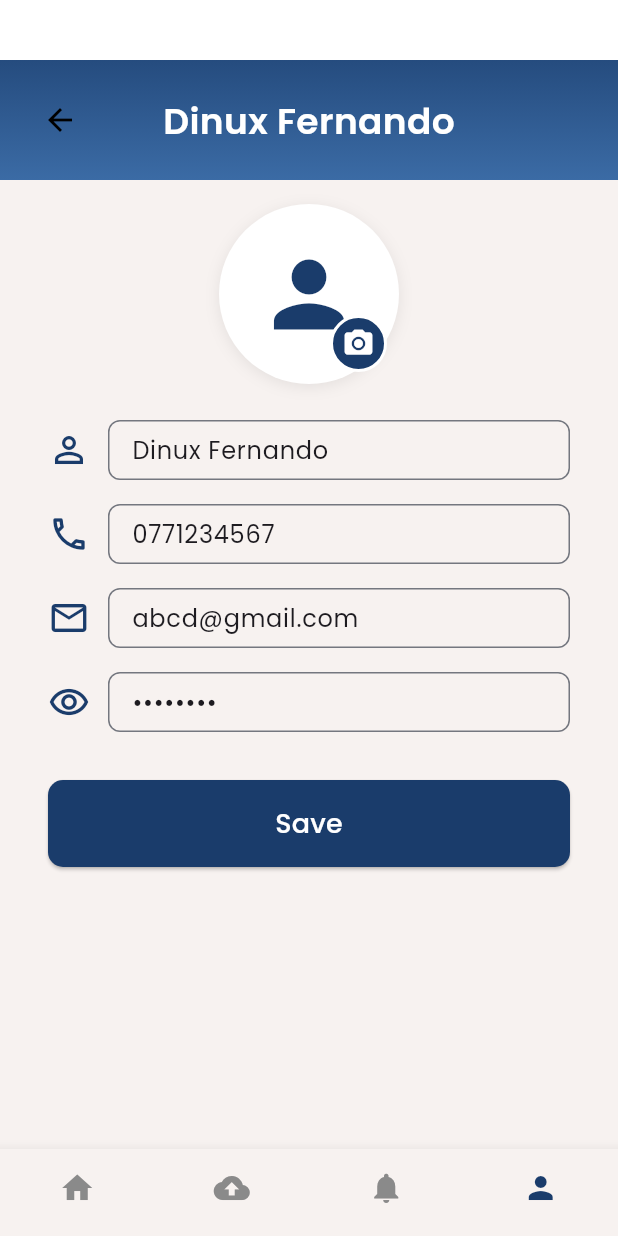
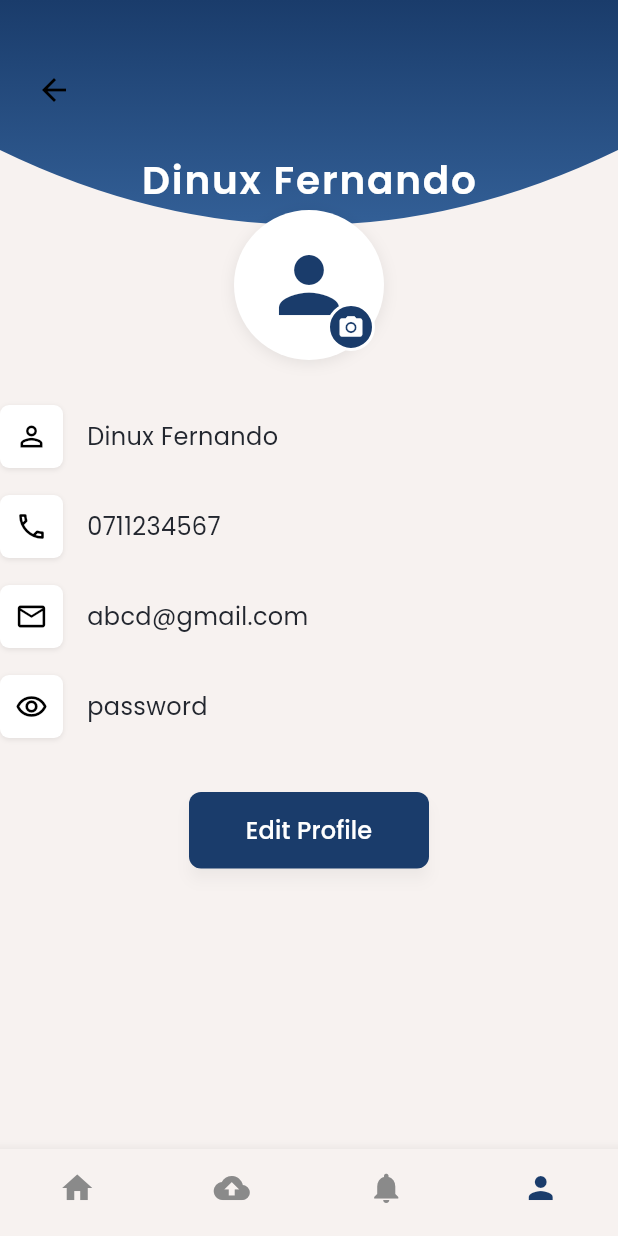
Before and after one commit to Jaynejay/CodeRella-App, a Flutter app: the ProfilePage screen opened directly, on a phone screen of 412 x 824 dp. Run offline on Flutter 3.47's test engine with Material 3 defaults, Android fonts, the phone set to English and light mode, and no system bars; our stand-ins replace google_fonts, image_picker.

Commit message:
profile page edit

```diff
--- a/lib/pages/profile_page.dart
+++ b/lib/pages/profile_page.dart
@@ -2,6 +2,8 @@ import 'package:flutter/material.dart';
 import 'homepage.dart';
 import 'add_submission_page.dart';
 import 'notification_page.dart';
+import 'package:image_picker/image_picker.dart';
+import 'dart:io';
 
 class ProfilePage extends StatefulWidget {
   const ProfilePage({Key? key}) : super(key: key);
@@ -11,10 +13,23 @@ class ProfilePage extends StatefulWidget {
 }
 
 class _ProfilePageState extends State<ProfilePage> {
+  bool isEditing = false;
   final TextEditingController nameController = TextEditingController(text: 'Dinux Fernando');
-  final TextEditingController phoneController = TextEditingController(text: '0771234567');
+  final TextEditingController phoneController = TextEditingController(text: '0711234567');
   final TextEditingController emailController = TextEditingController(text: 'abcd@gmail.com');
   final TextEditingController passwordController = TextEditingController(text: 'password');
+
+  File? _profileImage;
+  final ImagePicker _picker = ImagePicker();
+
+  Future<void> _pickImage(ImageSource source) async {
+    final pickedFile = await _picker.pickImage(source: source, imageQuality: 85);
+    if (pickedFile != null) {
+      setState(() {
+        _profileImage = File(pickedFile.path);
+      });
+    }
+  }
 
   void _showProfilePictureOptions() {
     showModalBottomSheet(
@@ -28,19 +43,37 @@ class _ProfilePageState extends State<ProfilePage> {
             mainAxisSize: MainAxisSize.min,
             children: [
               ListTile(
-                leading: const Icon(Icons.image, color: Color(0xFF1A3C6B)),
-                title: const Text('Choose profile picture'),
-                onTap: () {
-                  // Add image picker logic here
+                leading: const Icon(Icons.photo_library, color: Color(0xFF1A3C6B)),
+                title: const Text('Choose from Gallery'),
+                onTap: () async {
                   Navigator.pop(context);
+                  await _pickImage(ImageSource.gallery);
                 },
               ),
+              ListTile(
+                leading: const Icon(Icons.camera_alt, color: Color(0xFF1A3C6B)),
+                title: const Text('Take a Photo'),
+                onTap: () async {
+                  Navigator.pop(context);
+                  await _pickImage(ImageSource.camera);
+                },
+              ),
+              if (_profileImage != null)
                 ListTile(
                   leading: const Icon(Icons.remove_red_eye, color: Color(0xFF1A3C6B)),
                   title: const Text('See profile picture'),
                   onTap: () {
-                  // Add view logic here
                     Navigator.pop(context);
+                    showDialog(
+                      context: context,
+                      builder: (context) => Dialog(
+                        shape: RoundedRectangleBorder(borderRadius: BorderRadius.circular(16)),
+                        child: ClipRRect(
+                          borderRadius: BorderRadius.circular(16),
+                          child: Image.file(_profileImage!, fit: BoxFit.cover),
+                        ),
+                      ),
+                    );
                   },
                 ),
             ],
@@ -57,8 +90,14 @@ class _ProfilePageState extends State<ProfilePage> {
       body: SingleChildScrollView(
         child: Column(
           children: [
-            // Custom header with white border
-            Container(
+            Stack(
+              clipBehavior: Clip.none,
+              children: [
+                // Blue curved header
+                ClipPath(
+                  clipper: ProfileCurveClipper(),
+                  child: Container(
+                    height: 200,
                     width: double.infinity,
                     decoration: const BoxDecoration(
                       gradient: LinearGradient(
@@ -66,14 +105,28 @@ class _ProfilePageState extends State<ProfilePage> {
                         begin: Alignment.topCenter,
                         end: Alignment.bottomCenter,
                       ),
-                border: Border(
-                  top: BorderSide(color: Colors.white, width: 40),
+                    ),
+                    child: Center(
+                      child: Padding(
+                        padding: const EdgeInsets.only(top: 40),
+                        child: Text(
+                          nameController.text,
+                          style: const TextStyle(
+                            color: Colors.white,
+                            fontSize: 26,
+                            fontWeight: FontWeight.w600,
+                            letterSpacing: 1.2,
                           ),
                         ),
-              padding: const EdgeInsets.only(top: 16, bottom: 16, left: 16, right: 16),
-              child: Row(
-                children: [
-                  IconButton(
+                      ),
+                    ),
+                  ),
+                ),
+                // Back arrow
+                Positioned(
+                  top: 36,
+                  left: 12,
+                  child: IconButton(
                     icon: const Icon(Icons.arrow_back, color: Colors.black),
                     onPressed: () {
                       Navigator.pushReplacement(
@@ -82,31 +135,21 @@ class _ProfilePageState extends State<ProfilePage> {
                       );
                     },
                   ),
-                  const Expanded(
+                ),
+                // Profile picture (overlapping curve) with camera icon always visible
+                Positioned(
+                  top: 140,
+                  left: 0,
+                  right: 0,
                   child: Center(
-                      child: Text(
-                        'Dinux Fernando',
-                        style: TextStyle(
-                          color: Colors.white,
-                          fontSize: 24,
-                          fontWeight: FontWeight.w600,
-                        ),
-                      ),
-                    ),
-                  ),
-                  const SizedBox(width: 48), // To balance the back arrow
-                ],
-              ),
-            ),
-            const SizedBox(height: 16),
-            // Profile picture area with camera icon overlay
-            Center(
                     child: Stack(
                       alignment: Alignment.center,
                       children: [
-                  Container(
-                    width: 120,
-                    height: 120,
+                        GestureDetector(
+                          onTap: _showProfilePictureOptions,
+                          child: Container(
+                            width: 100,
+                            height: 100,
                             decoration: BoxDecoration(
                               color: Colors.white,
                               shape: BoxShape.circle,
@@ -118,11 +161,21 @@ class _ProfilePageState extends State<ProfilePage> {
                                 ),
                               ],
                             ),
-                    child: const Icon(Icons.person, size: 70, color: Color(0xFF1A3C6B)),
+                            child: _profileImage == null
+                                ? const Icon(Icons.person, size: 60, color: Color(0xFF1A3C6B))
+                                : ClipOval(
+                                    child: Image.file(
+                                      _profileImage!,
+                                      width: 100,
+                                      height: 100,
+                                      fit: BoxFit.cover,
+                                    ),
+                                  ),
+                          ),
                         ),
                         Positioned(
-                    bottom: 8,
-                    right: 8,
+                          bottom: 6,
+                          right: 6,
                           child: GestureDetector(
                             onTap: _showProfilePictureOptions,
                             child: Container(
@@ -131,67 +184,84 @@ class _ProfilePageState extends State<ProfilePage> {
                                 shape: BoxShape.circle,
                                 border: Border.all(color: Colors.white, width: 2),
                               ),
-                        padding: const EdgeInsets.all(6),
-                        child: const Icon(Icons.camera_alt, color: Colors.white, size: 22),
+                              padding: const EdgeInsets.all(5),
+                              child: const Icon(Icons.camera_alt, color: Colors.white, size: 18),
                             ),
                           ),
                         ),
                       ],
                     ),
                   ),
-            const SizedBox(height: 24),
-            Padding(
-              padding: const EdgeInsets.symmetric(horizontal: 32),
+                ),
+              ],
+            ),
+            const SizedBox(height: 70),
+            Center(
               child: Column(
+                mainAxisSize: MainAxisSize.min,
+                crossAxisAlignment: CrossAxisAlignment.center,
                 children: [
-                  _buildProfileField(
-                    icon: Icons.person_outline,
-                    controller: nameController,
-                    label: 'Name',
-                  ),
-                  const SizedBox(height: 16),
-                  _buildProfileField(
-                    icon: Icons.phone_outlined,
-                    controller: phoneController,
-                    label: 'Phone',
-                    keyboardType: TextInputType.phone,
-                  ),
-                  const SizedBox(height: 16),
-                  _buildProfileField(
-                    icon: Icons.email_outlined,
-                    controller: emailController,
-                    label: 'Email',
-                    keyboardType: TextInputType.emailAddress,
-                  ),
-                  const SizedBox(height: 16),
-                  _buildProfileField(
-                    icon: Icons.remove_red_eye_outlined,
-                    controller: passwordController,
-                    label: 'Password',
-                    obscureText: true,
-                  ),
-                  const SizedBox(height: 32),
+                  if (!isEditing) ...[
+                    _staticProfileInfoRow(Icons.person_outline, nameController.text),
+                    const SizedBox(height: 18),
+                    _staticProfileInfoRow(Icons.phone_outlined, phoneController.text),
+                    const SizedBox(height: 18),
+                    _staticProfileInfoRow(Icons.email_outlined, emailController.text),
+                    const SizedBox(height: 18),
+                    _staticProfileInfoRow(Icons.remove_red_eye_outlined, passwordController.text),
+                    const SizedBox(height: 36),
                     SizedBox(
-                    width: double.infinity,
+                      width: 160,
                       child: ElevatedButton(
                         style: ElevatedButton.styleFrom(
                           backgroundColor: const Color(0xFF1A3C6B),
-                        padding: const EdgeInsets.symmetric(vertical: 16),
+                          padding: const EdgeInsets.symmetric(vertical: 14),
                           shape: RoundedRectangleBorder(
-                          borderRadius: BorderRadius.circular(10),
+                            borderRadius: BorderRadius.circular(8),
+                          ),
+                          elevation: 4,
+                          shadowColor: Colors.black.withOpacity(0.2),
+                        ),
+                        onPressed: () {
+                          setState(() {
+                            isEditing = true;
+                          });
+                        },
+                        child: const Text('Edit Profile', style: TextStyle(fontSize: 16, color: Colors.white)),
                       ),
                     ),
+                  ],
+                  if (isEditing) ...[
+                    _buildProfileField(icon: Icons.person_outline, controller: nameController, label: 'Name'),
+                    const SizedBox(height: 18),
+                    _buildProfileField(icon: Icons.phone_outlined, controller: phoneController, label: 'Phone', keyboardType: TextInputType.phone),
+                    const SizedBox(height: 18),
+                    _buildProfileField(icon: Icons.email_outlined, controller: emailController, label: 'Email', keyboardType: TextInputType.emailAddress),
+                    const SizedBox(height: 18),
+                    _buildProfileField(icon: Icons.remove_red_eye_outlined, controller: passwordController, label: 'Password', obscureText: true),
+                    const SizedBox(height: 36),
+                    SizedBox(
+                      width: 160,
+                      child: ElevatedButton(
+                        style: ElevatedButton.styleFrom(
+                          backgroundColor: const Color(0xFF1A3C6B),
+                          padding: const EdgeInsets.symmetric(vertical: 14),
+                          shape: RoundedRectangleBorder(
+                            borderRadius: BorderRadius.circular(8),
+                          ),
+                          elevation: 4,
+                          shadowColor: Colors.black.withOpacity(0.2),
+                        ),
                         onPressed: () {
-                        // Save logic here
-                        Navigator.pushReplacement(
-                          context,
-                          MaterialPageRoute(builder: (context) => const ProfilePage()),
-                        );
+                          setState(() {
+                            isEditing = false;
+                          });
                         },
-                      child: const Text('Save', style: TextStyle(fontSize: 18, color: Colors.white)),
+                        child: const Text('Save', style: TextStyle(fontSize: 16, color: Colors.white)),
                       ),
                     ),
-                  const SizedBox(height: 24),
+                  ],
+                  const SizedBox(height: 32),
                 ],
               ),
             ),
@@ -235,6 +305,36 @@ class _ProfilePageState extends State<ProfilePage> {
               ),
             ),
             style: const TextStyle(fontSize: 16),
+          ),
+        ),
+      ],
+    );
+  }
+
+  Widget _staticProfileInfoRow(IconData icon, String value) {
+    return Row(
+      crossAxisAlignment: CrossAxisAlignment.center,
+      children: [
+        Container(
+          decoration: BoxDecoration(
+            color: Colors.white,
+            borderRadius: BorderRadius.circular(6),
+            boxShadow: [
+              BoxShadow(
+                color: Colors.black.withOpacity(0.08),
+                blurRadius: 2,
+                offset: const Offset(0, 1),
+              ),
+            ],
+          ),
+          padding: const EdgeInsets.all(10),
+          child: Icon(icon, color: Colors.black, size: 22),
+        ),
+        const SizedBox(width: 16),
+        Expanded(
+          child: Text(
+            value,
+            style: const TextStyle(fontSize: 16, color: Color(0xFF23272F)),
           ),
         ),
       ],
@@ -288,3 +388,20 @@ class _ProfilePageState extends State<ProfilePage> {
     );
   }
 }
+
+class ProfileCurveClipper extends CustomClipper<Path> {
+  @override
+  Path getClip(Size size) {
+    final path = Path();
+    path.lineTo(0, size.height - 100); // Start from the bottom left
+    path.quadraticBezierTo(size.width / 2, size.height, size.width, size.height - 100); // Curve up to the top right
+    path.lineTo(size.width, 0); // Line to the top right
+    path.lineTo(0, 0); // Line to the bottom left
+    return path;
+  }
+
+  @override
+  bool shouldReclip(covariant CustomClipper<Path> oldClipper) {
+    return false;
+  }
+}
--- a/pubspec.yaml
+++ b/pubspec.yaml
@@ -43,6 +43,7 @@ dependencies:
   file_picker: ^6.1.1
   path_provider: ^2.1.1
   http: ^1.1.0
+  image_picker: ^1.0.7
 
 dev_dependencies:
   flutter_test:
```
Lines whose indentation alone changed are shown as unchanged.
